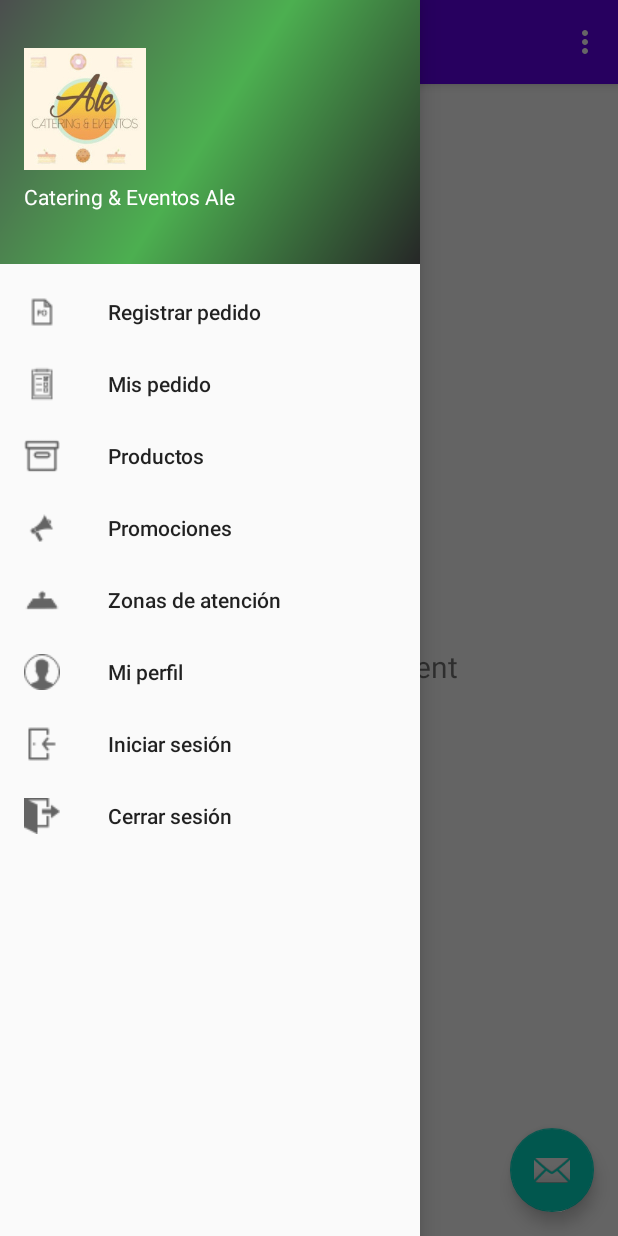
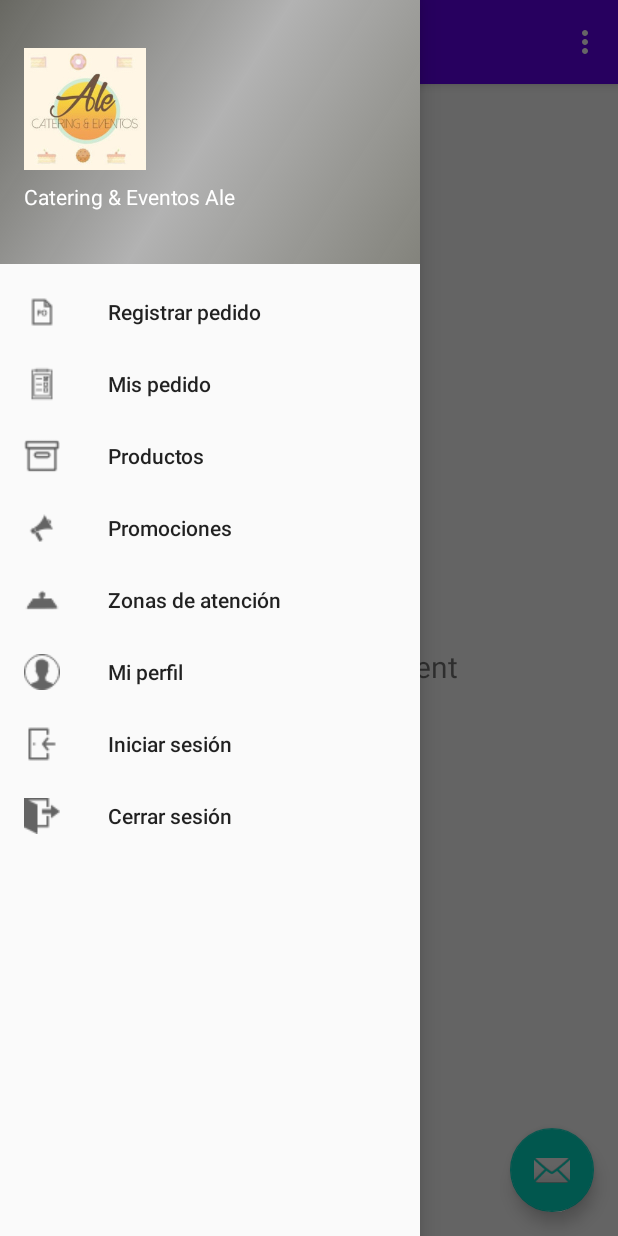
Before and after one commit to ManuelAngeles6359/CateringAleApp, an Android app: the screen it shows after launch (MainActivity), with the side drawer open, on a phone screen of 412 x 824 dp. Run offline under Robolectric (Android 15) with nearby library versions, the phone set to English and light mode, and no system bars; our stand-ins replace navigation-ui.

Commit message:
Cambio de colores en menú principal.

```diff
--- a/app/src/main/res/drawable/side_nav_bar.xml
+++ b/app/src/main/res/drawable/side_nav_bar.xml
@@ -2,8 +2,8 @@
     android:shape="rectangle">
     <gradient
         android:angle="135"
-        android:centerColor="#4CAF50"
-        android:endColor="#4B4E4E"
-        android:startColor="#262727"
+        android:centerColor="#4F121212"
+        android:endColor="#686862"
+        android:startColor="#83837C"
         android:type="linear" />
 </shape>
```
